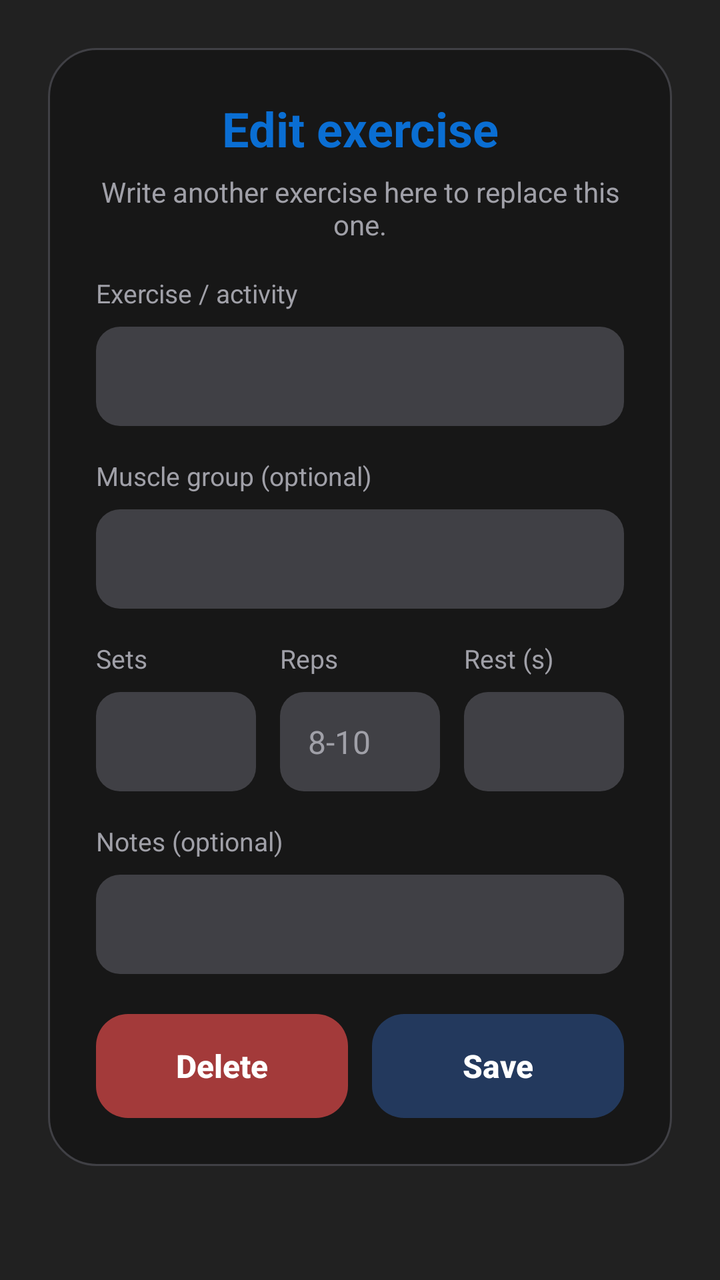
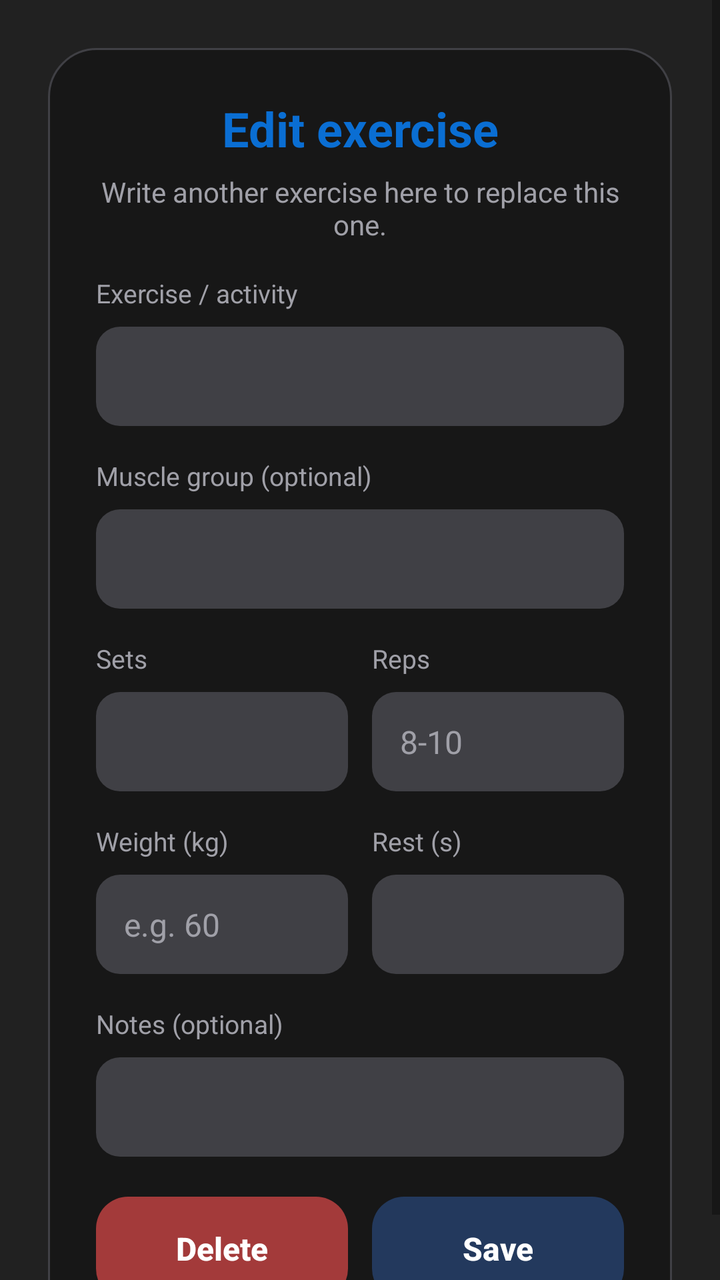

Before-and-after screenshots of an Android layout around one commit, followed by the original layout XML and the change that was made.
<!-- AndroidManifest.xml: application theme Theme.GymBro -->
<!-- res/layout/dialog_plan_exercise.xml -->
<?xml version="1.0" encoding="utf-8"?>
<ScrollView xmlns:android="http://schemas.android.com/apk/res/android"
    android:layout_width="match_parent"
    android:layout_height="wrap_content">

    <LinearLayout style="@style/ModalCardStyle">

        <TextView
            android:id="@+id/exerciseDialogTitle"
            style="@style/ModalTitleStyle"
            android:text="@string/edit_exercise"/>

        
        <TextView
            android:id="@+id/exerciseDialogHint"
            style="@style/ModalMessageStyle"
            android:layout_marginTop="6dp"
            android:textSize="14sp"
            android:text="@string/edit_exercise_hint"/>

        <TextView
            style="@style/FormLabelStyle"
            android:text="@string/exercise"/>

        <EditText
            android:id="@+id/planExerciseNameInput"
            style="@style/InputStyle"
            android:layout_marginTop="8dp"
            android:inputType="textCapWords"
            android:maxLength="60"
            android:importantForAutofill="no"/>

        <TextView
            style="@style/FormLabelStyle"
            android:text="@string/muscle_group_label"/>

        <EditText
            android:id="@+id/planExerciseMuscleInput"
            style="@style/InputStyle"
            android:layout_marginTop="8dp"
            android:inputType="textCapWords"
            android:maxLength="30"
            android:importantForAutofill="no"/>

        
        <LinearLayout
            android:layout_width="match_parent"
            android:layout_height="wrap_content"
            android:orientation="horizontal">

            <LinearLayout
                android:layout_width="0dp"
                android:layout_height="wrap_content"
                android:layout_weight="1"
                android:layout_marginEnd="6dp"
                android:orientation="vertical">

                <TextView
                    style="@style/FormLabelStyle"
                    android:text="@string/sets_label"/>

                <EditText
                    android:id="@+id/planExerciseSetsInput"
                    style="@style/InputStyle"
                    android:layout_marginTop="8dp"
                    android:inputType="number"
                    android:maxLength="2"
                    android:importantForAutofill="no"/>

            </LinearLayout>

            <LinearLayout
                android:layout_width="0dp"
                android:layout_height="wrap_content"
                android:layout_weight="1"
                android:layout_marginStart="6dp"
                android:layout_marginEnd="6dp"
                android:orientation="vertical">

                <TextView
                    style="@style/FormLabelStyle"
                    android:text="@string/reps_label"/>

                
                <EditText
                    android:id="@+id/planExerciseRepsInput"
                    style="@style/InputStyle"
                    android:layout_marginTop="8dp"
                    android:hint="@string/reps_hint"
                    android:inputType="text"
                    android:maxLength="20"
                    android:importantForAutofill="no"/>

            </LinearLayout>

            <LinearLayout
                android:layout_width="0dp"
                android:layout_height="wrap_content"
                android:layout_weight="1"
                android:layout_marginStart="6dp"
                android:orientation="vertical">

                <TextView
                    style="@style/FormLabelStyle"
                    android:text="@string/rest_label"/>

                <EditText
                    android:id="@+id/planExerciseRestInput"
                    style="@style/InputStyle"
                    android:layout_marginTop="8dp"
                    android:inputType="number"
                    android:maxLength="3"
                    android:importantForAutofill="no"/>

            </LinearLayout>

        </LinearLayout>

        <TextView
            style="@style/FormLabelStyle"
            android:text="@string/notes_hint"/>

        <EditText
            android:id="@+id/planExerciseNotesInput"
            style="@style/InputStyle"
            android:layout_marginTop="8dp"
            android:inputType="textCapSentences"
            android:maxLength="200"
            android:importantForAutofill="no"/>

        <TextView
            android:id="@+id/planExerciseError"
            style="@style/ErrorTextStyle"/>

        <LinearLayout
            android:layout_width="match_parent"
            android:layout_height="wrap_content"
            android:layout_marginTop="20dp"
            android:orientation="horizontal">

            
            <Button
                android:id="@+id/deleteExerciseButton"
                style="@style/DangerButtonStyle"
                android:layout_width="0dp"
                android:layout_weight="1"
                android:layout_marginEnd="12dp"
                android:text="@string/delete"/>

            <Button
                android:id="@+id/saveExerciseButton"
                style="@style/PrimaryButtonStyle"
                android:layout_width="0dp"
                android:layout_weight="1"
                android:text="@string/save"/>

        </LinearLayout>

    </LinearLayout>

</ScrollView>
<!-- resources referenced by this layout -->
<resources>
  <string name="delete">Delete</string>
  <string name="edit_exercise">Edit exercise</string>
  <string name="edit_exercise_hint">Write another exercise here to replace this one.</string>
  <string name="exercise">Exercise / activity</string>
  <string name="muscle_group_label">Muscle group (optional)</string>
  <string name="notes_hint">Notes (optional)</string>
  <string name="reps_hint">8-10</string>
  <string name="reps_label">Reps</string>
  <string name="rest_label">Rest (s)</string>
  <string name="save">Save</string>
  <string name="sets_label">Sets</string>
  <style name="DangerButtonStyle" parent="PrimaryButtonStyle">
          <item name="android:background">@drawable/button_danger_background</item>
      </style>
  <style name="FormLabelStyle">
          <item name="android:layout_width">match_parent</item>
          <item name="android:layout_height">wrap_content</item>
          <item name="android:layout_marginTop">16dp</item>
          <item name="android:textColor">@color/textSecondary</item>
          <item name="android:textSize">13sp</item>
      </style>
  <style name="ModalMessageStyle">
          <item name="android:layout_width">match_parent</item>
          <item name="android:layout_height">wrap_content</item>
          <item name="android:layout_marginTop">12dp</item>
          <item name="android:gravity">center</item>
          <item name="android:textColor">@color/textSecondary</item>
          <item name="android:textSize">16sp</item>
      </style>
  <style name="ModalTitleStyle">
          <item name="android:layout_width">match_parent</item>
          <item name="android:layout_height">wrap_content</item>
          <item name="android:gravity">center</item>
          <item name="android:textStyle">bold</item>
          <item name="android:textColor">@color/lighterBlue</item>
          <item name="android:textSize">24sp</item>
      </style>
  <style name="Theme.GymBro" parent="android:Theme.Material.Light.NoActionBar">
          
          <item name="android:windowBackground">@color/lightGrey</item>
      </style>
  <!-- drawable button_danger_background (drawable) -->
  <?xml version="1.0" encoding="utf-8"?>
  <ripple xmlns:android="http://schemas.android.com/apk/res/android"
      android:color="#40FFFFFF">
  
      <item>
          <shape android:shape="rectangle">
              <solid android:color="@color/dangerRed"/>
              <corners android:radius="16dp"/>
          </shape>
      </item>
  
  </ripple>
  <color name="errorRed">#FF6B6B</color>
  <color name="textSecondary">#A0A0A8</color>
  <!-- drawable input_background (drawable) -->
  <?xml version="1.0" encoding="utf-8"?>
  <shape xmlns:android="http://schemas.android.com/apk/res/android"
      android:shape="rectangle">
  
      <solid android:color="@color/lighterGrey"/>
      <corners android:radius="12dp"/>
  
  </shape>
  <color name="white">#FFFFFF</color>
  <!-- drawable modal_background (drawable) -->
  <?xml version="1.0" encoding="utf-8"?>
  <shape xmlns:android="http://schemas.android.com/apk/res/android"
      android:shape="rectangle">
  
      <solid android:color="@color/darkGrey"/>
      <corners android:radius="24dp"/>
      <stroke
          android:width="1dp"
          android:color="@color/lighterGrey"/>
  
  </shape>
  <color name="lighterBlue">#0a6ed3</color>
  <!-- drawable button_primary_background (drawable) -->
  <?xml version="1.0" encoding="utf-8"?>
  <ripple xmlns:android="http://schemas.android.com/apk/res/android"
      android:color="#40FFFFFF">
  
      <item>
          <shape android:shape="rectangle">
              <solid android:color="@color/lightBlue"/>
              <corners android:radius="16dp"/>
          </shape>
      </item>
  
  </ripple>
  <color name="lightGrey">#212121</color>
  <color name="dangerRed">#A33A3A</color>
  <color name="lighterGrey">#404045</color>
  <color name="darkGrey">#171717</color>
  <color name="lightBlue">#23395d</color>
  <!-- unchanged entries left out for length: 4 -->
</resources>

<!-- the commit's change to res/layout/dialog_plan_exercise.xml (unified diff, before → after) -->
@@ -74,7 +74,6 @@
                 android:layout_height="wrap_content"
                 android:layout_weight="1"
                 android:layout_marginStart="6dp"
-                android:layout_marginEnd="6dp"
                 android:orientation="vertical">
 
                 <TextView
@@ -89,6 +88,36 @@
                     android:hint="@string/reps_hint"
                     android:inputType="text"
                     android:maxLength="20"
+                    android:importantForAutofill="no"/>
+
+            </LinearLayout>
+
+        </LinearLayout>
+
+        
+        <LinearLayout
+            android:layout_width="match_parent"
+            android:layout_height="wrap_content"
+            android:orientation="horizontal">
+
+            <LinearLayout
+                android:layout_width="0dp"
+                android:layout_height="wrap_content"
+                android:layout_weight="1"
+                android:layout_marginEnd="6dp"
+                android:orientation="vertical">
+
+                <TextView
+                    style="@style/FormLabelStyle"
+                    android:text="@string/weight_kg_label"/>
+
+                <EditText
+                    android:id="@+id/planExerciseWeightInput"
+                    style="@style/InputStyle"
+                    android:layout_marginTop="8dp"
+                    android:hint="@string/weight_kg_hint"
+                    android:inputType="numberDecimal"
+                    android:maxLength="6"
                     android:importantForAutofill="no"/>
 
             </LinearLayout>
<!-- resource entries referenced after the edit -->
@@ -11,6 +11,8 @@
   <string name="rest_label">Rest (s)</string>
   <string name="save">Save</string>
   <string name="sets_label">Sets</string>
+  <string name="weight_kg_hint">e.g. 60</string>
+  <string name="weight_kg_label">Weight (kg)</string>
   <style name="DangerButtonStyle" parent="PrimaryButtonStyle">
           <item name="android:background">@drawable/button_danger_background</item>
       </style>
